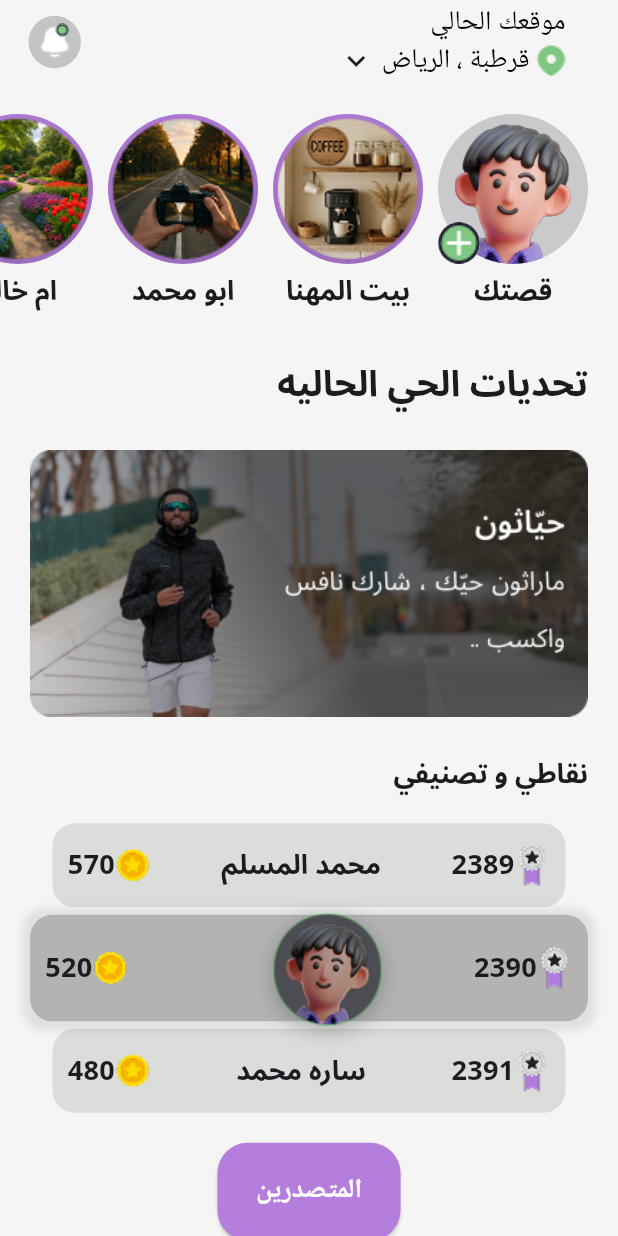
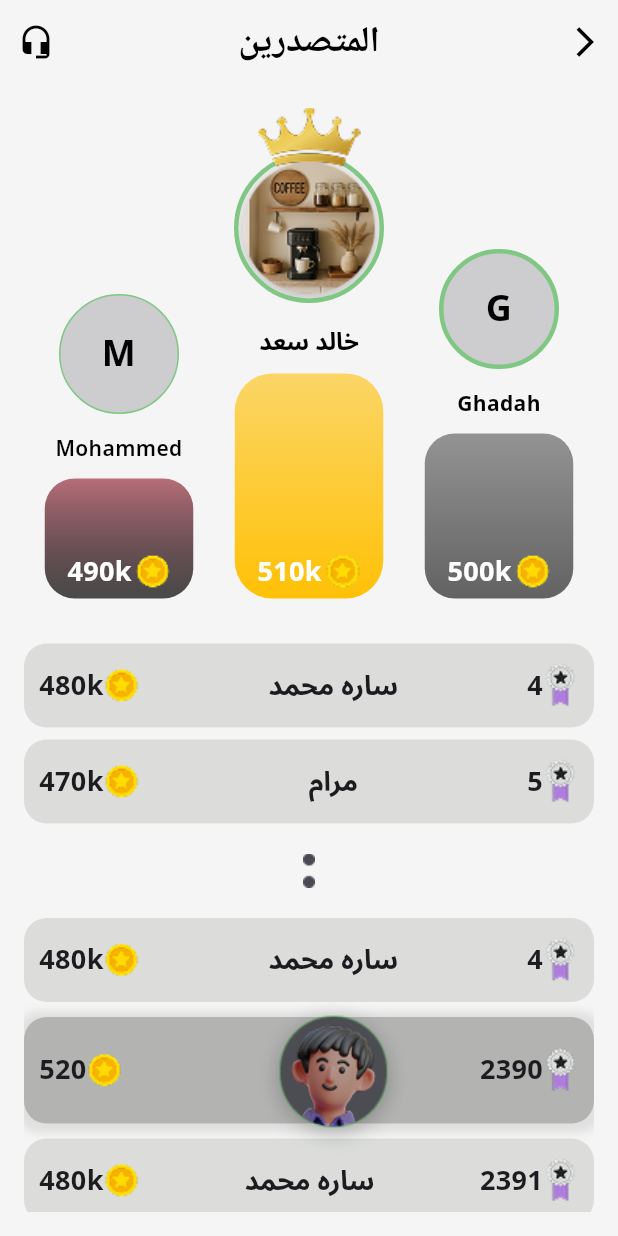
Before and after one commit to Saad0fi/Roshan_Hackathon, a Flutter app: the HomeScreen screen opened directly, after a tap on "المتصدرين", on a phone screen of 412 x 824 dp. Run offline on Flutter 3.47's test engine with Material 3 defaults, Android fonts, the phone set to English and light mode, and no system bars; our stand-ins replace easy_localization, google_fonts, pin_code_fields, shared_preferences, smooth_page_indicator, story_view; missing offline and left inert: glow_bottom_app_bar, phone_form_field; accounts and stored records are empty.

Commit message:
leaderboard

```diff
--- a/lib/feature/home/screen/home_screen.dart
+++ b/lib/feature/home/screen/home_screen.dart
@@ -2,6 +2,7 @@ import 'package:flutter/material.dart';
 import 'package:roshan/feature/explore/screens/explore_screen.dart';
 import 'package:roshan/feature/home/screen/story_screen.dart';
 import 'package:roshan/feature/home/widget/story_avatar.dart';
+import 'package:roshan/feature/leaderboard/screen/leaderboard_screen.dart';
 
 import '../../common/widget/button_widget.dart';
 import '../widget/home_widget.dart';
@@ -228,7 +229,13 @@ class HomeScreen extends StatelessWidget {
                             SizedBox(height: 20),
                             ButtonWidget(
                               type: "winner",
-                              onPressed: () {},
+                              onPressed: () {
+                                Navigator.of(context).push(
+                                  MaterialPageRoute(
+                                    builder: (context) => LeaderboardScreen(),
+                                  ),
+                                );
+                              },
                               child: Text(
                                 "المتصدرين",
                                 style: TextStyle(
--- /dev/null
+++ b/lib/feature/leaderboard/screen/leaderboard_screen.dart
@@ -0,0 +1,393 @@
+import 'package:flutter/material.dart';
+import 'package:roshan/feature/home/screen/home_screen.dart';
+import 'package:roshan/feature/theme/app_color.dart';
+
+class LeaderboardScreen extends StatelessWidget {
+  const LeaderboardScreen({super.key});
+
+  @override
+  Widget build(BuildContext context) {
+    return Directionality(
+      textDirection: TextDirection.rtl,
+      child: Scaffold(
+        backgroundColor: AppColor.lightWhiteColor,
+        appBar: AppBar(
+          backgroundColor: AppColor.lightWhiteColor,
+          leading: IconButton(
+            icon: Icon(Icons.arrow_back_ios, color: AppColor.blackColor),
+            onPressed: () => Navigator.pop(context),
+          ),
+          title: Text(
+            "المتصدرين",
+            style: TextStyle(
+              color: AppColor.blackColor,
+              fontSize: 24,
+              fontWeight: FontWeight.bold,
+            ),
+          ),
+          centerTitle: true,
+          actions: [
+            IconButton(
+              icon: Icon(Icons.headset_mic, color: AppColor.blackColor),
+              onPressed: () {},
+            ),
+          ],
+        ),
+        body: Padding(
+          padding: const EdgeInsets.all(16.0),
+          child: SingleChildScrollView(
+            child: Column(
+              children: [
+                SizedBox(height: 30),
+
+                Row(
+                  mainAxisAlignment: MainAxisAlignment.spaceEvenly,
+                  crossAxisAlignment: CrossAxisAlignment.end,
+                  children: [
+                    Expanded(
+                      child: Column(
+                        mainAxisAlignment: MainAxisAlignment.end,
+                        children: [
+                          Container(
+                            width: 80,
+                            height: 80,
+                            decoration: BoxDecoration(
+                              shape: BoxShape.circle,
+                              color: Color(0xffCDCDCF),
+                              border: Border.all(
+                                color: AppColor.greenColor,
+                                width: 3,
+                              ),
+                            ),
+                            child: Center(
+                              child: Text(
+                                "G",
+                                style: TextStyle(
+                                  color: AppColor.blackColor,
+                                  fontSize: 24,
+                                  fontWeight: FontWeight.bold,
+                                ),
+                              ),
+                            ),
+                          ),
+                          SizedBox(height: 10),
+                          Text(
+                            "Ghadah",
+                            style: TextStyle(
+                              fontSize: 14,
+                              color: AppColor.blackColor,
+                            ),
+                          ),
+                          SizedBox(height: 5),
+
+                          Container(
+                            width: 99,
+                            height: 110,
+                            decoration: BoxDecoration(
+                              gradient: LinearGradient(
+                                colors: [
+                                  Color(0x00000000).withValues(alpha: 0.4),
+                                  Color(0xff00000000).withValues(alpha: 0.6),
+                                ],
+                                begin: Alignment.topCenter,
+                                end: Alignment.bottomCenter,
+                              ),
+                              borderRadius: BorderRadius.circular(20),
+                            ),
+                            child: Align(
+                              alignment: AlignmentGeometry.bottomCenter,
+                              child: Row(
+                                spacing: 2,
+                                mainAxisAlignment: MainAxisAlignment.center,
+                                children: [
+                                  Image(
+                                    image: AssetImage(
+                                      "assets/images/image 12.png",
+                                    ),
+                                  ),
+                                  Text(
+                                    "500k",
+                                    style: TextStyle(color: Colors.white),
+                                  ),
+                                ],
+                              ),
+                            ),
+                          ),
+                        ],
+                      ),
+                    ),
+
+                    Expanded(
+                      child: Column(
+                        mainAxisAlignment: MainAxisAlignment.end,
+                        children: [
+                          Stack(
+                            clipBehavior: Clip.none,
+                            children: [
+                              Container(
+                                width: 100,
+                                height: 100,
+                                decoration: BoxDecoration(
+                                  shape: BoxShape.circle,
+                                  border: Border.all(
+                                    color: AppColor.greenColor,
+                                    width: 3,
+                                  ),
+                                ),
+                                child: ClipOval(
+                                  child: Image.asset(
+                                    "assets/images/Avatar2.png",
+                                    fit: BoxFit.cover,
+                                  ),
+                                ),
+                              ),
+                              Positioned(
+                                top: -45,
+                                left: 0,
+                                right: 0,
+                                child: Image.asset("assets/images/crown.png"),
+                              ),
+                            ],
+                          ),
+                          SizedBox(height: 10),
+                          Text(
+                            "خالد سعد",
+                            style: TextStyle(
+                              fontSize: 16,
+                              fontWeight: FontWeight.bold,
+                              color: AppColor.blackColor,
+                            ),
+                          ),
+                          SizedBox(height: 5),
+
+                          Container(
+                            width: 99,
+                            height: 150,
+                            decoration: BoxDecoration(
+                              gradient: LinearGradient(
+                                colors: [
+                                  Color(0xffFFC107).withValues(alpha: 0.6),
+                                  Color(0xffFFC107).withValues(alpha: 1),
+                                ],
+                                begin: Alignment.topCenter,
+                                end: Alignment.bottomCenter,
+                              ),
+                              borderRadius: BorderRadius.circular(25),
+                            ),
+                            child: Align(
+                              alignment: AlignmentGeometry.bottomCenter,
+                              child: Row(
+                                spacing: 2,
+                                mainAxisAlignment: MainAxisAlignment.center,
+                                children: [
+                                  Image(
+                                    image: AssetImage(
+                                      "assets/images/image 12.png",
+                                    ),
+                                  ),
+                                  Text(
+                                    "510k",
+                                    style: TextStyle(color: Colors.white),
+                                  ),
+                                ],
+                              ),
+                            ),
+                          ),
+                        ],
+                      ),
+                    ),
+
+                    Expanded(
+                      child: Column(
+                        mainAxisAlignment: MainAxisAlignment.end,
+                        children: [
+                          Container(
+                            width: 80,
+                            height: 80,
+                            decoration: BoxDecoration(
+                              shape: BoxShape.circle,
+                              color: Color(0xffCDCDCF),
+                              border: Border.all(
+                                color: AppColor.greenColor,
+                                width: 1,
+                              ),
+                            ),
+                            child: Center(
+                              child: Text(
+                                "M",
+                                style: TextStyle(
+                                  color: AppColor.blackColor,
+                                  fontSize: 24,
+                                  fontWeight: FontWeight.bold,
+                                ),
+                              ),
+                            ),
+                          ),
+                          SizedBox(height: 10),
+                          Text(
+                            "Mohammed",
+                            style: TextStyle(
+                              fontSize: 14,
+                              fontWeight: FontWeight.w600,
+                              color: AppColor.blackColor,
+                            ),
+                          ),
+                          SizedBox(height: 5),
+
+                          Container(
+                            width: 99,
+                            height: 80,
+                            decoration: BoxDecoration(
+                              gradient: LinearGradient(
+                                colors: [
+                                  Color(0xffB76E79)..withValues(alpha: 1),
+                                  Colors.black.withValues(alpha: 0.7),
+                                ],
+                                begin: Alignment.topCenter,
+                                end: Alignment.bottomCenter,
+                              ),
+                              borderRadius: BorderRadius.circular(20),
+                            ),
+                            child: Align(
+                              alignment: AlignmentGeometry.bottomCenter,
+                              child: Row(
+                                spacing: 2,
+                                mainAxisAlignment: MainAxisAlignment.center,
+                                children: [
+                                  Image(
+                                    image: AssetImage(
+                                      "assets/images/image 12.png",
+                                    ),
+                                  ),
+                                  Text(
+                                    "490k",
+                                    style: TextStyle(color: Colors.white),
+                                  ),
+                                ],
+                              ),
+                            ),
+                          ),
+                        ],
+                      ),
+                    ),
+                  ],
+                ),
+                SizedBox(height: 30),
+                Column(
+                  spacing: 8,
+                  children: [
+                    HomeScreen().buildLeaderBoards(
+                      "ساره محمد",
+                      "480k",
+                      "4",
+                      "normal",
+                    ),
+                    HomeScreen().buildLeaderBoards(
+                      "مرام",
+                      "470k",
+                      "5",
+                      "normal",
+                    ),
+                  ],
+                ),
+                SizedBox(height: 20),
+                Image(image: AssetImage("assets/images/column.png")),
+                SizedBox(height: 20),
+                HomeScreen().buildLeaderBoards(
+                  "ساره محمد",
+                  "480k",
+                  "4",
+                  "normal",
+                ),
+                SizedBox(height: 10),
+                Stack(
+                  clipBehavior: Clip.none,
+                  // fit: StackFit.passthrough,
+                  children: [
+                    Positioned(
+                      //  left: 10,
+                      top: -15,
+                      right: 120,
+                      child: Image(
+                        image: AssetImage("assets/images/Frame 1410148723.png"),
+                        height: 110,
+                      ),
+                    ),
+                    Container(
+                      height: 71,
+                      padding: EdgeInsets.all(10),
+                      decoration: BoxDecoration(
+                        color: Color(0xff000000).withOpacity(0.2),
+                        borderRadius: BorderRadius.circular(15),
+                        boxShadow: [
+                          BoxShadow(
+                            color: Color(0xff1E1E2C1A).withValues(alpha: 0.1),
+                            spreadRadius: 5,
+                            blurRadius: 4,
+                            offset: Offset(0, 1),
+                          ),
+                        ],
+                      ),
+                      child: Row(
+                        mainAxisAlignment: MainAxisAlignment.spaceBetween,
+                        children: [
+                          Row(
+                            children: [
+                              Image(
+                                image: AssetImage("assets/images/image 15.png"),
+                              ),
+                              Text("2390"),
+                            ],
+                          ),
+
+                          Row(
+                            children: [
+                              Image(
+                                image: AssetImage("assets/images/image 12.png"),
+                              ),
+                              Text("520"),
+                            ],
+                          ),
+                        ],
+                      ),
+                    ),
+                  ],
+                ),
+                SizedBox(height: 10),
+                Column(
+                  spacing: 8,
+                  children: [
+                    HomeScreen().buildLeaderBoards(
+                      "ساره محمد",
+                      "480k",
+                      "2391",
+                      "normal",
+                    ),
+                    HomeScreen().buildLeaderBoards(
+                      "ساره محمد",
+                      "480k",
+                      "2392",
+                      "normal",
+                    ),
+                    HomeScreen().buildLeaderBoards(
+                      "ساره محمد",
+                      "480k",
+                      "2393",
+                      "normal",
+                    ),
+                    HomeScreen().buildLeaderBoards(
+                      "ساره محمد",
+                      "480k",
+                      "2394",
+                      "normal",
+                    ),
+                  ],
+                ),
+              ],
+            ),
+          ),
+        ),
+      ),
+    );
+  }
+}
```
Also changed, not shown: assets/images/column.png (added), assets/images/crown.png (added), 1 other file.
